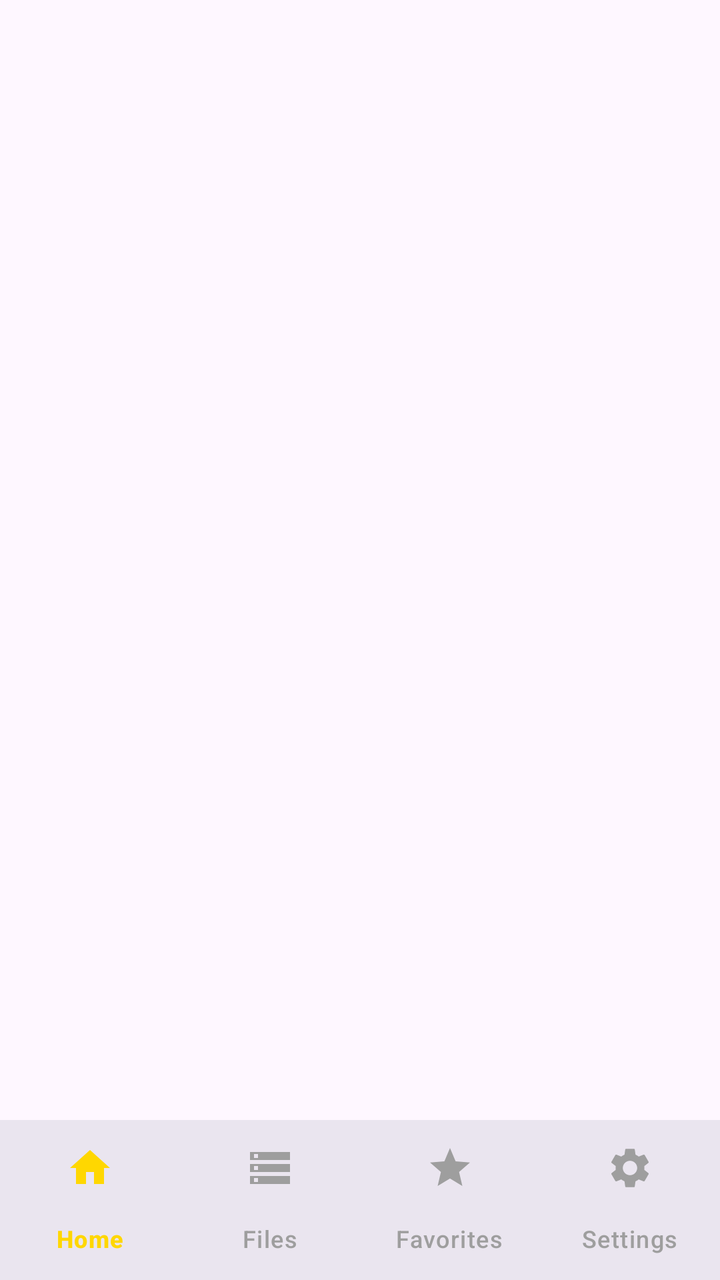
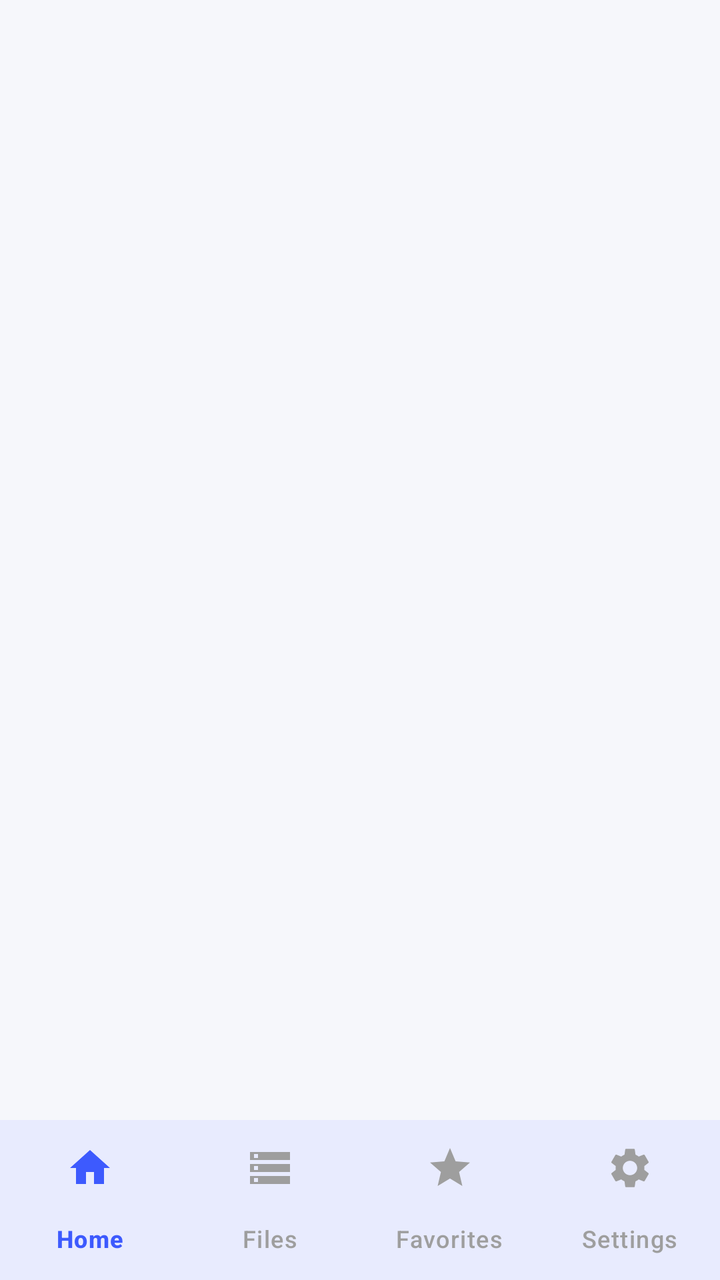

Compare the two renders of this Android layout. The source of the first and the diff that turns it into the second are given below.
<!-- AndroidManifest.xml: application theme Theme.FileManagerVIP -->
<!-- res/layout/activity_main.xml -->
<?xml version="1.0" encoding="utf-8"?>
<androidx.coordinatorlayout.widget.CoordinatorLayout
    xmlns:android="http://schemas.android.com/apk/res/android"
    xmlns:app="http://schemas.android.com/apk/res-auto"
    android:layout_width="match_parent"
    android:layout_height="match_parent"
    android:background="?android:attr/colorBackground">

    <FrameLayout
        android:id="@+id/container"
        android:layout_width="match_parent"
        android:layout_height="match_parent"
        android:layout_above="@id/bottom_nav" />

    <com.google.android.material.bottomnavigation.BottomNavigationView
        android:id="@+id/bottom_nav"
        android:layout_width="match_parent"
        android:layout_height="wrap_content"
        android:layout_gravity="bottom"
        android:background="?attr/colorSurface"
        app:itemIconTint="@color/nav_item_color"
        app:itemTextColor="@color/nav_item_color"
        app:labelVisibilityMode="labeled"
        app:menu="@menu/bottom_nav_menu" />

    
    <FrameLayout
        android:id="@+id/banner_container"
        android:layout_width="match_parent"
        android:layout_height="wrap_content"
        android:layout_gravity="bottom"
        android:visibility="gone"
        app:layout_anchor="@id/bottom_nav"
        app:layout_anchorGravity="top" />

</androidx.coordinatorlayout.widget.CoordinatorLayout>
<!-- resources referenced by this layout -->
<resources>
  <style name="Theme.FileManagerVIP" parent="Theme.Material3.DayNight.NoActionBar">
          <item name="colorPrimary">@color/vip_purple</item>
          <item name="colorOnPrimary">@color/white</item>
          <item name="colorSecondary">@color/gold</item>
          <item name="colorOnSecondary">@color/black</item>
          <item name="android:statusBarColor">@color/vip_black</item>
          <item name="android:navigationBarColor">@color/vip_black</item>
      </style>
  <color name="vip_purple">#16213E</color>
  <color name="white">#FFFFFF</color>
  <color name="gold">#FFD700</color>
  <color name="black">#000000</color>
  <color name="vip_black">#1A1A2E</color>
</resources>

<!-- the commit's change to res/layout/activity_main.xml (unified diff, before → after) -->
@@ -17,9 +17,11 @@
         android:layout_width="match_parent"
         android:layout_height="wrap_content"
         android:layout_gravity="bottom"
-        android:background="?attr/colorSurface"
+        app:backgroundTint="?attr/colorSurface"
+        app:elevation="8dp"
         app:itemIconTint="@color/nav_item_color"
         app:itemTextColor="@color/nav_item_color"
+        app:itemActiveIndicatorStyle="@style/Widget.Material3.BottomNavigationView.ActiveIndicator"
         app:labelVisibilityMode="labeled"
         app:menu="@menu/bottom_nav_menu" />
 
<!-- resource entries referenced after the edit -->
@@ -1,17 +1,42 @@
 <!-- resources referenced by this layout -->
 <resources>
-  <style name="Theme.FileManagerVIP" parent="Theme.Material3.DayNight.NoActionBar">
-          <item name="colorPrimary">@color/vip_purple</item>
-          <item name="colorOnPrimary">@color/white</item>
-          <item name="colorSecondary">@color/gold</item>
-          <item name="colorOnSecondary">@color/black</item>
-          <item name="android:statusBarColor">@color/vip_black</item>
-          <item name="android:navigationBarColor">@color/vip_black</item>
+  <style name="Theme.FileManagerVIP" parent="Theme.Material3.Light.NoActionBar">
+          <item name="colorPrimary">@color/primary</item>
+          <item name="colorOnPrimary">@color/on_primary</item>
+          <item name="colorPrimaryContainer">@color/primary_light</item>
+          <item name="colorOnPrimaryContainer">@color/primary_dark</item>
+          <item name="colorSecondary">@color/secondary</item>
+          <item name="colorOnSecondary">@color/on_secondary</item>
+          <item name="colorSecondaryContainer">@color/secondary_light</item>
+          <item name="colorOnSecondaryContainer">@color/secondary_dark</item>
+          <item name="colorTertiary">@color/accent</item>
+          <item name="colorOnTertiary">@color/on_accent</item>
+          <item name="colorSurface">@color/surface_light</item>
+          <item name="colorOnSurface">@color/text_primary_light</item>
+          <item name="colorSurfaceVariant">@color/bg_light</item>
+          <item name="colorOnSurfaceVariant">@color/text_secondary_light</item>
+          <item name="colorOutline">@color/divider_light</item>
+          <item name="colorOutlineVariant">@color/divider_light</item>
+          <item name="android:colorBackground">@color/bg_light</item>
+          <item name="android:statusBarColor">@color/bg_light</item>
+          <item name="android:navigationBarColor">@color/surface_light</item>
+          <item name="android:windowLightStatusBar">true</item>
+          <item name="android:windowBackground">@color/bg_light</item>
       </style>
-  <color name="vip_purple">#16213E</color>
-  <color name="white">#FFFFFF</color>
-  <color name="gold">#FFD700</color>
-  <color name="black">#000000</color>
-  <color name="vip_black">#1A1A2E</color>
+  <color name="primary">#3D5AFE</color>
+  <color name="on_primary">#FFFFFF</color>
+  <color name="primary_light">#B2C0FF</color>
+  <color name="primary_dark">#0031CA</color>
+  <color name="secondary">#651FFF</color>
+  <color name="on_secondary">#FFFFFF</color>
+  <color name="secondary_light">#C7B8FF</color>
+  <color name="secondary_dark">#3100B7</color>
+  <color name="accent">#00C853</color>
+  <color name="on_accent">#FFFFFF</color>
+  <color name="surface_light">#FFFFFF</color>
+  <color name="text_primary_light">#1A1C22</color>
+  <color name="bg_light">#F6F7FB</color>
+  <color name="text_secondary_light">#6B7280</color>
+  <color name="divider_light">#EAECF0</color>
 </resources>
 
